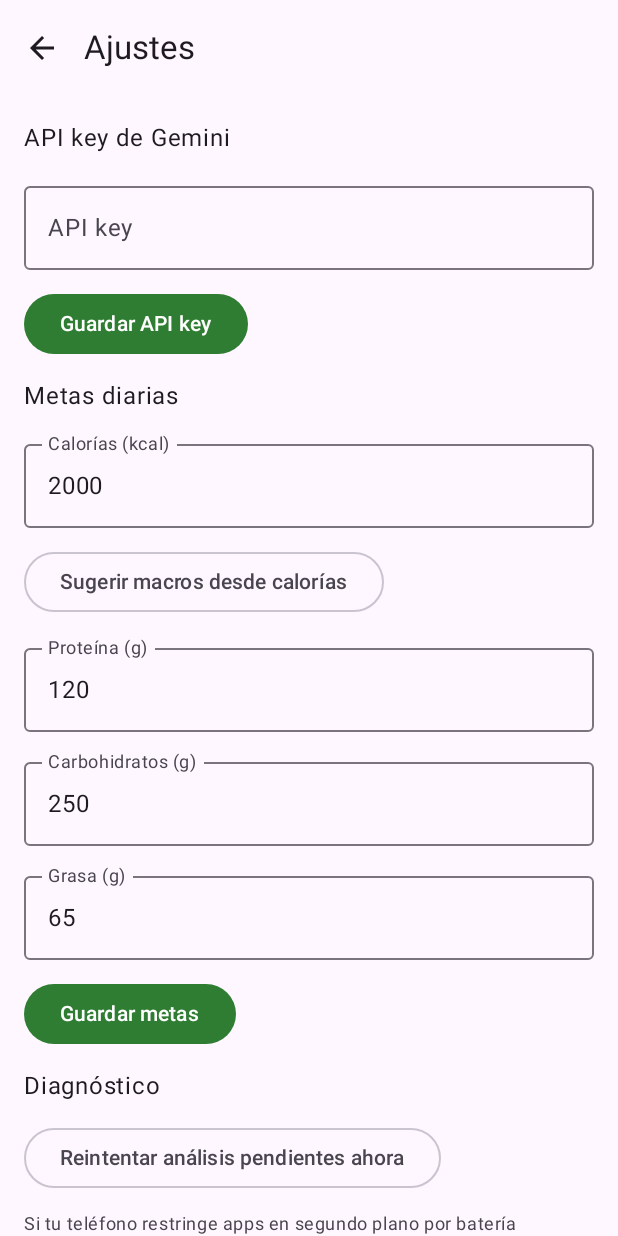
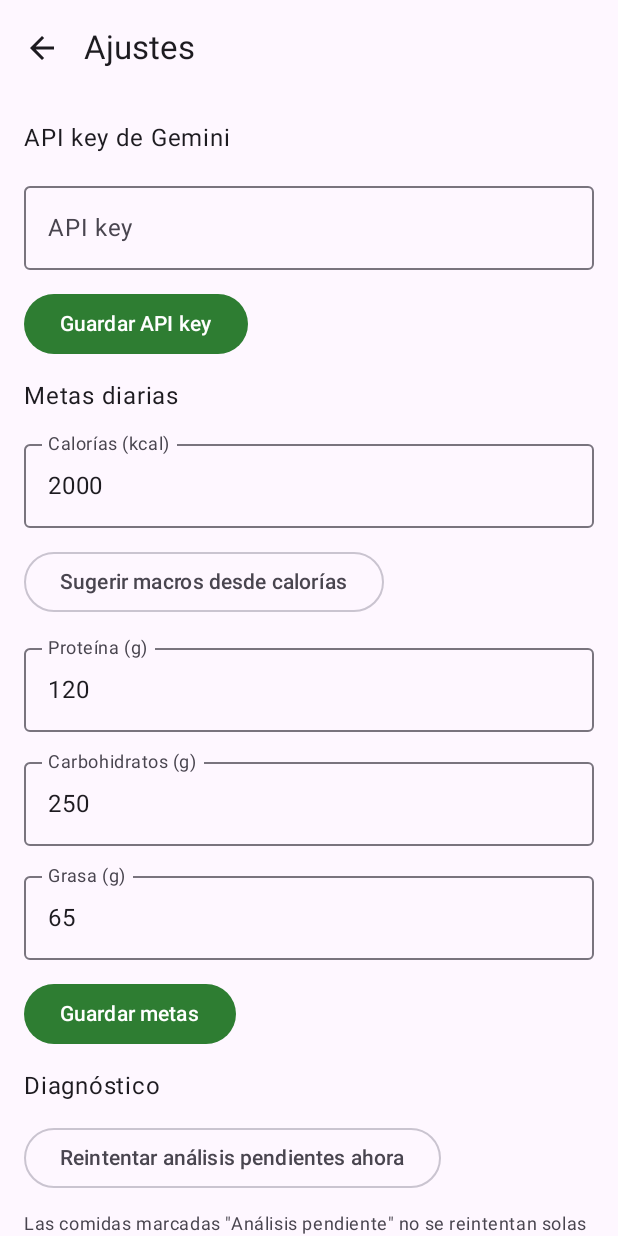
Before and after one commit to Staticum/prueba, an Android app built with Jetpack Compose: the screen it shows after launch (MainActivity), after a tap on "Ajustes", on a phone screen of 412 x 824 dp. Run offline under Robolectric (Android 15) with nearby library versions, the phone set to English and light mode, and no system bars; our stand-ins replace Room's generated code; pictures from the network do not load; 4 statements that could not run were skipped.

Commit message:
Elimina el reintento automático periódico (cada 2h) de análisis pendientes
La cuota gratuita de Gemini es muy ajustada (ej. 20 solicitudes/minuto
en algunos modelos). El proceso en segundo plano reintentando solo cada
2 horas, sumado a los reintentos dentro de cada análisis y al uso
normal de la app, terminaba agotando la cuota sin que la persona lo
notara ("RESOURCE_EXHAUSTED").

Se elimina el WorkManager periódico (se cancela también el que haya
quedado programado de una versión anterior al actualizar). El análisis
de comidas pendientes ahora solo se reintenta bajo demanda, desde
Ajustes > "Reintentar análisis pendientes ahora" (se mantiene, ya que
solo corre cuando la persona lo pide explícitamente). Los reintentos
dentro de un mismo análisis (ante 503/429 puntuales) se mantienen sin
cambios.

Co-Authored-By: Claude Sonnet 5 <noreply@anthropic.com>
Claude-Session: https://claude.ai/code/session_01XuUrNWujYRmnX3wRPjMDdR

```diff
--- a/diario-calorico/app/src/main/java/com/staticum/diariocalorico/DiarioCaloricoApplication.kt
+++ b/diario-calorico/app/src/main/java/com/staticum/diariocalorico/DiarioCaloricoApplication.kt
@@ -1,18 +1,12 @@
 package com.staticum.diariocalorico
 
 import android.app.Application
-import androidx.work.Constraints
-import androidx.work.ExistingPeriodicWorkPolicy
-import androidx.work.NetworkType
-import androidx.work.PeriodicWorkRequestBuilder
 import androidx.work.WorkManager
 import com.staticum.diariocalorico.data.AppDatabase
 import com.staticum.diariocalorico.data.GeminiLogRepository
 import com.staticum.diariocalorico.data.MealRepository
 import com.staticum.diariocalorico.data.TrackingRepository
 import com.staticum.diariocalorico.data.UserPreferences
-import com.staticum.diariocalorico.work.GeminiRetryWorker
-import java.util.concurrent.TimeUnit
 
 class DiarioCaloricoApplication : Application() {
     val repository: MealRepository by lazy {
@@ -28,22 +22,12 @@ class DiarioCaloricoApplication : Application() {
 
     override fun onCreate() {
         super.onCreate()
-        schedulePendingAnalysisRetry()
-    }
-
-    /**
-     * Reintenta cada 2 horas, en segundo plano, el análisis de las comidas que quedaron
-     * pendientes porque Gemini no respondió a tiempo — sin que la persona tenga que abrir la
-     * app y reintentar manualmente.
-     */
-    private fun schedulePendingAnalysisRetry() {
-        val request = PeriodicWorkRequestBuilder<GeminiRetryWorker>(2, TimeUnit.HOURS)
-            .setConstraints(Constraints.Builder().setRequiredNetworkType(NetworkType.CONNECTED).build())
-            .build()
-        WorkManager.getInstance(this).enqueueUniquePeriodicWork(
-            "gemini_pending_analysis_retry",
-            ExistingPeriodicWorkPolicy.KEEP,
-            request
-        )
+        // El reintento periódico automático (cada 2h) se eliminó: con la cuota gratuita de
+        // Gemini tan ajustada (20 solicitudes/minuto en algunos modelos), un proceso corriendo
+        // solo, sin que la persona lo note, terminaba agotándola. El análisis de comidas
+        // pendientes ahora solo se reintenta bajo demanda, desde Ajustes > "Reintentar análisis
+        // pendientes ahora". Se cancela cualquier trabajo periódico que haya quedado programado
+        // de una versión anterior de la app.
+        WorkManager.getInstance(this).cancelUniqueWork("gemini_pending_analysis_retry")
     }
 }
--- a/diario-calorico/app/src/main/java/com/staticum/diariocalorico/ui/addmeal/AddMealScreen.kt
+++ b/diario-calorico/app/src/main/java/com/staticum/diariocalorico/ui/addmeal/AddMealScreen.kt
@@ -215,7 +215,7 @@ fun AddMealScreen(
                 is AnalysisState.Failed -> Text("Error: ${state.message}", color = MaterialTheme.colorScheme.error)
                 is AnalysisState.Done -> NutritionalInsightCard(state.estimate)
                 is AnalysisState.AutoSavedPending -> Text(
-                    "Gemini no respondió a tiempo. La comida se guardó igual; el análisis se reintentará solo en segundo plano y te avisaremos cuando esté listo.",
+                    "Gemini no respondió a tiempo. La comida se guardó igual, marcada como pendiente; reinténtalo cuando quieras desde Ajustes > \"Reintentar análisis pendientes ahora\".",
                     style = MaterialTheme.typography.bodyMedium,
                     color = MaterialTheme.colorScheme.primary
                 )
--- a/diario-calorico/app/src/main/java/com/staticum/diariocalorico/ui/addmeal/AddMealViewModel.kt
+++ b/diario-calorico/app/src/main/java/com/staticum/diariocalorico/ui/addmeal/AddMealViewModel.kt
@@ -173,8 +173,8 @@ class AddMealViewModel(
                 is GeminiResult.Error -> {
                     // Ante un error transitorio (red/timeout/sobrecarga, no un problema de
                     // configuración como la API key), no tiene sentido dejar a la persona
-                    // esperando o forzarla a reintentar manualmente: se guarda como pendiente y
-                    // un proceso en segundo plano la reintenta solo, cada cierto tiempo.
+                    // esperando: se guarda como pendiente y se puede reintentar más tarde desde
+                    // Ajustes, sin gastar cuota de Gemini reintentando sola en segundo plano.
                     if (!GeminiClient.isFatalError(result.message)) {
                         if (f.editingMealId != null) markExistingAsPending(f) else autoSaveAsPending(f)
                     } else {
@@ -195,7 +195,7 @@ class AddMealViewModel(
             proteinGrams = 0.0,
             carbsGrams = 0.0,
             fatGrams = 0.0,
-            detectedFoods = "Análisis pendiente (Gemini no respondió; se reintentará solo)",
+            detectedFoods = "Análisis pendiente (Gemini no respondió; reintenta desde Ajustes)",
             analysisPending = true
         )
         val extraFoodPhotos = f.foodPhotos.drop(1).map { it.absolutePath }
--- a/diario-calorico/app/src/main/java/com/staticum/diariocalorico/ui/settings/SettingsScreen.kt
+++ b/diario-calorico/app/src/main/java/com/staticum/diariocalorico/ui/settings/SettingsScreen.kt
@@ -108,7 +108,7 @@ fun SettingsScreen(viewModel: SettingsViewModel, onBack: () -> Unit) {
             Text("Diagnóstico")
             OutlinedButton(onClick = { viewModel.retryPendingAnalysisNow() }) { Text("Reintentar análisis pendientes ahora") }
             Text(
-                "Si tu teléfono restringe apps en segundo plano por batería (frecuente en Motorola), el reintento automático cada 2 horas puede no ejecutarse solo: usa este botón para forzarlo.",
+                "Las comidas marcadas \"Análisis pendiente\" no se reintentan solas (para no gastar la cuota gratuita de Gemini sin que lo notes): usa este botón cuando quieras que se vuelvan a analizar.",
                 style = MaterialTheme.typography.bodySmall,
                 color = MaterialTheme.colorScheme.onSurfaceVariant
             )
--- a/diario-calorico/app/src/main/java/com/staticum/diariocalorico/ui/settings/SettingsViewModel.kt
+++ b/diario-calorico/app/src/main/java/com/staticum/diariocalorico/ui/settings/SettingsViewModel.kt
@@ -104,9 +104,9 @@ class SettingsViewModel(
     }
 
     /**
-     * Dispara el reintento de comidas pendientes ahora mismo, sin esperar al ciclo periódico
-     * (cada 2 horas). Útil si el reintento automático no se ejecutó — algunos fabricantes
-     * (Motorola incluido) restringen agresivamente el trabajo en segundo plano por batería.
+     * Dispara el reintento de comidas pendientes bajo demanda. No hay reintento automático
+     * periódico: con la cuota gratuita de Gemini tan ajustada, un proceso reintentando solo
+     * cada cierto tiempo terminaba agotándola sin que la persona lo notara.
      */
     fun retryPendingAnalysisNow() {
         val request = OneTimeWorkRequestBuilder<GeminiRetryWorker>().build()
```
